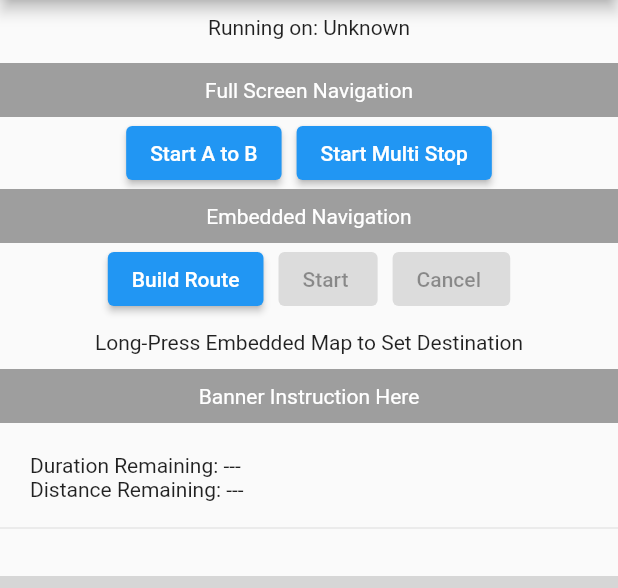
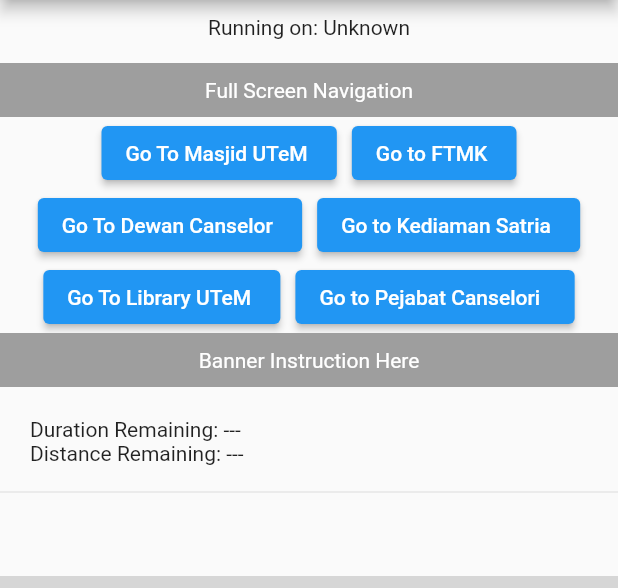
Before and after one commit to HarrazHarun/mapbox_navigation_utem, a Flutter app: the screen it shows after launch, on a phone screen of 412 x 824 dp, the part 84-672 px from its top. Run offline on Flutter 3.47's test engine with Material 2 defaults, Android fonts, the phone set to English and light mode, and no system bars; missing offline and left inert: flutter_mapbox_navigation; grey boxes are pictures that could not be loaded.

Commit message:
Update main.dart

```diff
--- a/lib/main.dart
+++ b/lib/main.dart
@@ -15,25 +15,33 @@ class _MyAppState extends State<MyApp> {
   String _platformVersion = 'Unknown';
   String _instruction = "";
   final _origin = WayPoint(
-      name: "Way Point 1",
-      latitude: 2.30522,
-      longitude: 102.31692);
+      name: "Pintu Gerbang UTeM",
+      latitude: 2.30480,
+      longitude: 102.31688);
   final _stop1 = WayPoint(
-      name: "Way Point 2",
-      latitude: 2.30819,
-      longitude: 102.31922);
+      name: "Masjid Sayyidina Abu Bakar UTeM",
+      latitude: 2.31212,
+      longitude: 102.31838);
   final _stop2 = WayPoint(
-      name: "Way Point 3",
-      latitude: 38.91040213277608,
-      longitude: -77.03848242759705);
+      name: "Fakulti Teknologi Maklumat dan Komunikasi (FTMK)",
+      latitude: 2.308101,
+      longitude: 102.318936);
   final _stop3 = WayPoint(
-      name: "Way Point 4",
-      latitude: 38.909650771013034,
-      longitude: -77.03850388526917);
+      name: "Dewan Canselor, UTeM",
+      latitude: 2.31138,
+      longitude: 102.32182);
   final _stop4 = WayPoint(
-      name: "Way Point 5",
-      latitude: 38.90894949285854,
-      longitude: -77.03651905059814);
+      name: "Kolej kediaman Satria",
+      latitude: 2.30992,
+      longitude: 102.31450);
+  final _stop5 = WayPoint(
+      name: "Perpustakaan UTeM",
+      latitude: 2.308833,
+      longitude: 102.320274);
+  final _stop6 = WayPoint(
+      name: "Pejabat Canselori",
+      latitude: 2.313496,
+      longitude: 102.321298);
 
   MapBoxNavigation _directions;
   MapBoxOptions _options;
@@ -122,7 +130,7 @@ class _MyAppState extends State<MyApp> {
                       mainAxisAlignment: MainAxisAlignment.center,
                       children: [
                         ElevatedButton(
-                          child: Text("Start A to B"),
+                          child: Text("Go To Masjid UTeM "),
                           onPressed: () async {
                             var wayPoints = <WayPoint>[];
                             wayPoints.add(_origin);
@@ -142,6 +150,23 @@ class _MyAppState extends State<MyApp> {
                           width: 10,
                         ),
                         ElevatedButton(
+                          child: Text("Go to FTMK "),
+                          onPressed: () async {
+                            var wayPoints = <WayPoint>[];
+                            wayPoints.add(_origin);
+                            wayPoints.add(_stop2);
+
+                            await _directions.startNavigation(
+                                wayPoints: wayPoints,
+                                options: MapBoxOptions(
+                                    mode:
+                                    MapBoxNavigationMode.drivingWithTraffic,
+                                    simulateRoute: false,
+                                    language: "en",
+                                    units: VoiceUnits.metric));
+                          },
+                        ),
+                        /*ElevatedButton(
                           child: Text("Start Multi Stop"),
                           onPressed: () async {
                             _isMultipleStop = true;
@@ -162,79 +187,92 @@ class _MyAppState extends State<MyApp> {
                                     allowsUTurnAtWayPoints: true,
                                     units: VoiceUnits.metric));
                           },
-                        )
+                        );*/
                       ],
-                    ),
-                    Container(
-                      color: Colors.grey,
-                      width: double.infinity,
-                      child: Padding(
-                        padding: EdgeInsets.all(10),
-                        child: (Text(
-                          "Embedded Navigation",
-                          style: TextStyle(color: Colors.white),
-                          textAlign: TextAlign.center,
-                        )),
-                      ),
                     ),
                 Row(
                   mainAxisAlignment: MainAxisAlignment.center,
                   children: [
                     ElevatedButton(
-                          child: Text(_routeBuilt && !_isNavigating
-                              ? "Clear Route"
-                              : "Build Route"),
-                          onPressed: _isNavigating
-                              ? null
-                              : () {
-                            if (_routeBuilt) {
-                              _controller.clearRoute();
-                            } else {
+                      child: Text("Go To Dewan Canselor "),
+                      onPressed: () async {
                         var wayPoints = <WayPoint>[];
                         wayPoints.add(_origin);
-                              wayPoints.add(_stop1);
-                              wayPoints.add(_stop2);
                         wayPoints.add(_stop3);
-                              wayPoints.add(_stop4);
-                              wayPoints.add(_origin);
-                              _isMultipleStop = wayPoints.length > 2;
-                              _controller.buildRoute(
-                                  wayPoints: wayPoints);
-                            }
+
+                        await _directions.startNavigation(
+                            wayPoints: wayPoints,
+                            options: MapBoxOptions(
+                                mode:
+                                MapBoxNavigationMode.drivingWithTraffic,
+                                simulateRoute: false,
+                                language: "en",
+                                units: VoiceUnits.metric));
                       },
                     ),
                     SizedBox(
                       width: 10,
                     ),
                     ElevatedButton(
-                          child: Text("Start "),
-                          onPressed: _routeBuilt && !_isNavigating
-                              ? () {
-                            _controller.startNavigation();
-                          }
-                              : null,
+                      child: Text("Go to Kediaman Satria "),
+                      onPressed: () async {
+                        var wayPoints = <WayPoint>[];
+                        wayPoints.add(_origin);
+                        wayPoints.add(_stop4);
+
+                        await _directions.startNavigation(
+                            wayPoints: wayPoints,
+                            options: MapBoxOptions(
+                                mode:
+                                MapBoxNavigationMode.drivingWithTraffic,
+                                simulateRoute: false,
+                                language: "en",
+                                units: VoiceUnits.metric));
+                      },
+                    ),
+                  ],
+                ),
+                    Row(
+                      mainAxisAlignment: MainAxisAlignment.center,
+                      children: [
+                        ElevatedButton(
+                          child: Text("Go To Library UTeM "),
+                          onPressed: () async {
+                            var wayPoints = <WayPoint>[];
+                            wayPoints.add(_origin);
+                            wayPoints.add(_stop5);
+
+                            await _directions.startNavigation(
+                                wayPoints: wayPoints,
+                                options: MapBoxOptions(
+                                    mode:
+                                    MapBoxNavigationMode.drivingWithTraffic,
+                                    simulateRoute: false,
+                                    language: "en",
+                                    units: VoiceUnits.metric));
+                          },
                         ),
                         SizedBox(
                           width: 10,
                         ),
                         ElevatedButton(
-                          child: Text("Cancel "),
-                          onPressed: _isNavigating
-                              ? () {
-                            _controller.finishNavigation();
-                          }
-                              : null,
-                        )
+                          child: Text("Go to Pejabat Canselori  "),
+                          onPressed: () async {
+                            var wayPoints = <WayPoint>[];
+                            wayPoints.add(_origin);
+                            wayPoints.add(_stop6);
+
+                            await _directions.startNavigation(
+                                wayPoints: wayPoints,
+                                options: MapBoxOptions(
+                                    mode:
+                                    MapBoxNavigationMode.drivingWithTraffic,
+                                    simulateRoute: false,
+                                    language: "en",
+                                    units: VoiceUnits.metric));
+                          },
+                        ),
                       ],
-                    ),
-                    Center(
-                      child: Padding(
-                        padding: EdgeInsets.all(10),
-                        child: Text(
-                          "Long-Press Embedded Map to Set Destination",
-                          textAlign: TextAlign.center,
-                        ),
-                      ),
                     ),
                     Container(
                       color: Colors.grey,
@@ -246,8 +284,8 @@ class _MyAppState extends State<MyApp> {
                               ? "Banner Instruction Here"
                               : _instruction,
                           style: TextStyle(color: Colors.white),
-                          textAlign: TextAlign.center,
-                        )),
+                          textAlign: TextAlign.center)
+                        ),
                       ),
                     ),
                     Padding(
@@ -294,7 +332,8 @@ class _MyAppState extends State<MyApp> {
                     }),
               ),
             )
-          ]),
+          ],
+          ),
         ),
       ),
     );
```
Lines whose indentation alone changed are shown as unchanged.
